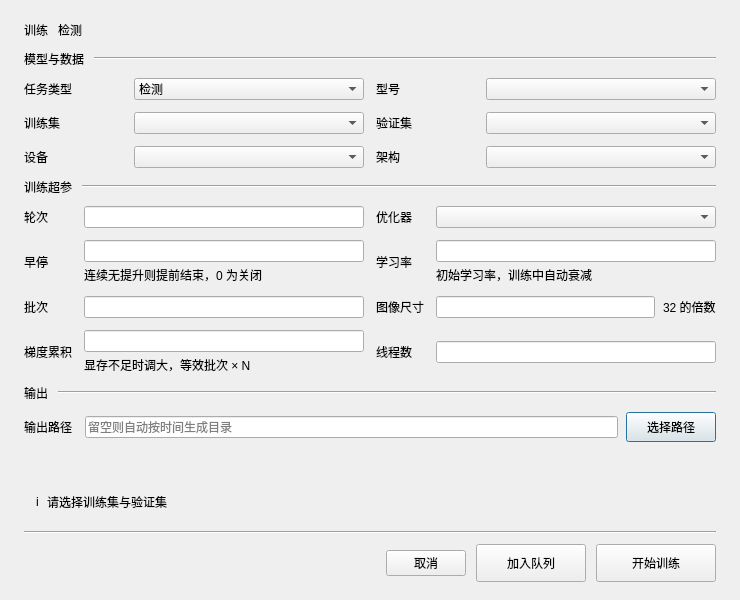
Before: the Qt Designer form ui/train.ui in pythondever/easy_trainer, drawn with Qt 5.
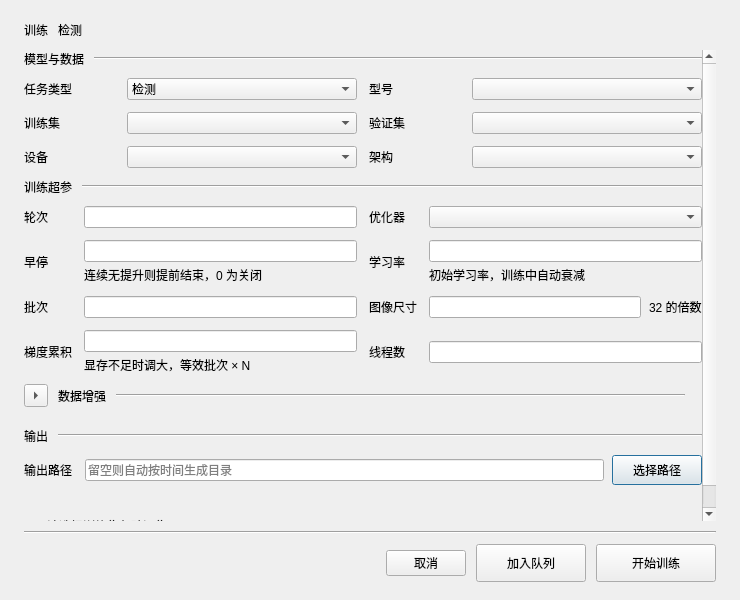
After: the same form once the commit is applied.

Commit message: 训练时数据增强配置

Diff of the .ui file:
```diff
--- a/ui/train.ui
+++ b/ui/train.ui
@@ -590,6 +590,115 @@
           </item>
         </layout>
       </item>
+      <item>
+        <widget class="QWidget" name="section_aug_wrap" native="true">
+          <layout class="QHBoxLayout" name="section_aug_layout">
+            <property name="spacing">
+              <number>10</number>
+            </property>
+            <property name="leftMargin">
+              <number>0</number>
+            </property>
+            <property name="topMargin">
+              <number>0</number>
+            </property>
+            <property name="rightMargin">
+              <number>0</number>
+            </property>
+            <property name="bottomMargin">
+              <number>0</number>
+            </property>
+            <item>
+              <widget class="QToolButton" name="aug_toggle_btn">
+                <property name="sizePolicy">
+                 <sizepolicy hsizetype="Fixed" vsizetype="Fixed">
+                  <horstretch>0</horstretch>
+                  <verstretch>0</verstretch>
+                 </sizepolicy>
+                </property>
+                <property name="cursor">
+                 <cursorShape>PointingHandCursor</cursorShape>
+                </property>
+                <property name="focusPolicy">
+                 <enum>Qt::NoFocus</enum>
+                </property>
+                <property name="arrowType">
+                 <enum>Qt::RightArrow</enum>
+                </property>
+                <property name="checkable">
+                 <bool>true</bool>
+                </property>
+                <property name="checked">
+                 <bool>false</bool>
+                </property>
+                <property name="class" stdset="0">
+                 <string notr="true">augToggle</string>
+                </property>
+              </widget>
+            </item>
+            <item>
+              <widget class="QLabel" name="group_aug_title">
+                <property name="text">
+                  <string>数据增强</string>
+                </property>
+                <property name="class" stdset="0">
+                  <string notr="true">dialogSectionTitle</string>
+                </property>
+              </widget>
+            </item>
+            <item>
+              <widget class="QFrame" name="group_aug_line">
+                <property name="sizePolicy">
+                 <sizepolicy hsizetype="Expanding" vsizetype="Fixed">
+                  <horstretch>0</horstretch>
+                  <verstretch>0</verstretch>
+                 </sizepolicy>
+                </property>
+                <property name="frameShape">
+                  <enum>QFrame::HLine</enum>
+                </property>
+                <property name="frameShadow">
+                  <enum>QFrame::Sunken</enum>
+                </property>
+                <property name="class" stdset="0">
+                 <string notr="true">dialogSectionLine</string>
+                </property>
+              </widget>
+            </item>
+            <item>
+              <widget class="QLabel" name="aug_count_label">
+                <property name="text">
+                  <string />
+                </property>
+                <property name="class" stdset="0">
+                 <string notr="true">augCount</string>
+                </property>
+              </widget>
+            </item>
+          </layout>
+        </widget>
+      </item>
+      <item>
+        <widget class="QWidget" name="aug_body" native="true">
+          <layout class="QVBoxLayout" name="aug_body_layout">
+            <property name="spacing">
+              <number>7</number>
+            </property>
+            <property name="leftMargin">
+              <number>0</number>
+            </property>
+            <property name="topMargin">
+              <number>0</number>
+            </property>
+            <property name="rightMargin">
+              <number>0</number>
+            </property>
+            <property name="bottomMargin">
+              <number>0</number>
+            </property>
+          </layout>
+        </widget>
+      </item>
       <item>
         <widget class="QWidget" name="section_out_wrap" native="true">
           <layout class="QHBoxLayout" name="section_out_layout">
```
The commit also changes 32 other files.
